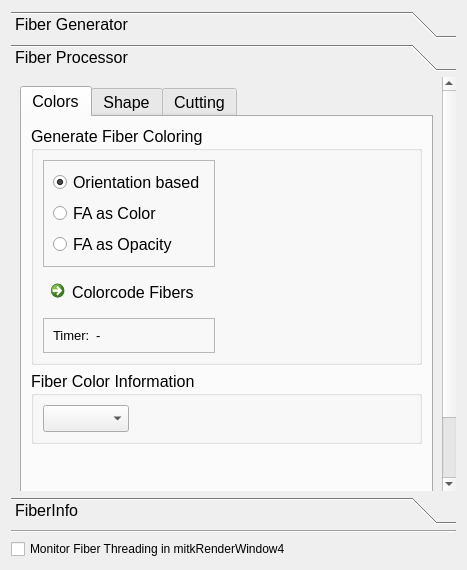
MITK/MITK, file Modules/Bundles/org.mitk.gui.qt.diffusionimaging/src/internal/QmitkFiberBundleDeveloperViewControls.ui: the form before one commit.
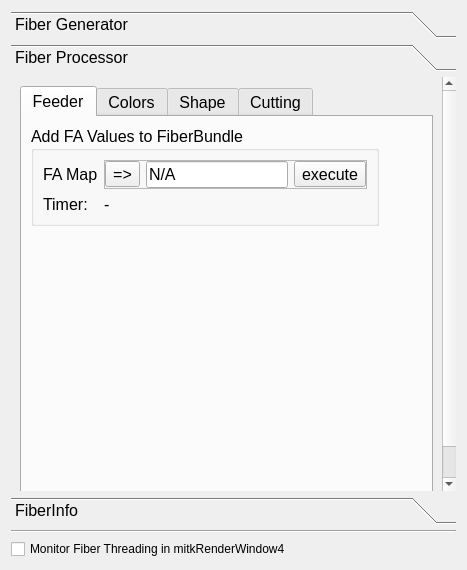
The form after the commit. The open tabs and pages were chosen to show the change. Icons and pictures are not drawn.

Commit message: calling FA mapping via gui implemented

What changed in the file:
```diff
--- a/Modules/Bundles/org.mitk.gui.qt.diffusionimaging/src/internal/QmitkFiberBundleDeveloperViewControls.ui
+++ b/Modules/Bundles/org.mitk.gui.qt.diffusionimaging/src/internal/QmitkFiberBundleDeveloperViewControls.ui
@@ -467,7 +467,7 @@
         <x>0</x>
         <y>0</y>
         <width>445</width>
-        <height>472</height>
+        <height>409</height>
        </rect>
       </property>
       <attribute name="label">
@@ -479,6 +479,108 @@
          <property name="currentIndex">
           <number>0</number>
          </property>
+         <widget class="QWidget" name="tabFeeder">
+          <attribute name="title">
+           <string>Feeder</string>
+          </attribute>
+          <layout class="QGridLayout" name="gridLayout_21">
+           <item row="1" column="0">
+            <spacer name="verticalSpacer_10">
+             <property name="orientation">
+              <enum>Qt::Vertical</enum>
+             </property>
+             <property name="sizeHint" stdset="0">
+              <size>
+               <width>20</width>
+               <height>40</height>
+              </size>
+             </property>
+            </spacer>
+           </item>
+           <item row="0" column="1">
+            <spacer name="horizontalSpacer_8">
+             <property name="orientation">
+              <enum>Qt::Horizontal</enum>
+             </property>
+             <property name="sizeHint" stdset="0">
+              <size>
+               <width>40</width>
+               <height>20</height>
+              </size>
+             </property>
+            </spacer>
+           </item>
+           <item row="0" column="0">
+            <widget class="QGroupBox" name="groupBox_14">
+             <property name="title">
+              <string>Add FA Values to FiberBundle</string>
+             </property>
+             <layout class="QFormLayout" name="formLayout_6">
+              <property name="fieldGrowthPolicy">
+               <enum>QFormLayout::FieldsStayAtSizeHint</enum>
+              </property>
+              <item row="0" column="0">
+               <widget class="QLabel" name="label_FAMap">
+                <property name="text">
+                 <string>FA Map</string>
+                </property>
+               </widget>
+              </item>
+              <item row="0" column="1">
+               <widget class="QFrame" name="frame_8">
+                <property name="frameShape">
+                 <enum>QFrame::StyledPanel</enum>
+                </property>
+                <property name="frameShadow">
+                 <enum>QFrame::Raised</enum>
+                </property>
+                <layout class="QHBoxLayout" name="horizontalLayout">
+                 <property name="margin">
+                  <number>0</number>
+                 </property>
+                 <item>
+                  <widget class="QToolButton" name="button_FAMap">
+                   <property name="text">
+                    <string>=&gt;</string>
+                   </property>
+                  </widget>
+                 </item>
+                 <item>
+                  <widget class="QLineEdit" name="lineEdit_FAMap">
+                   <property name="text">
+                    <string>N/A</string>
+                   </property>
+                  </widget>
+                 </item>
+                 <item>
+                  <widget class="QToolButton" name="button_FAMapExecute">
+                   <property name="text">
+                    <string>execute</string>
+                   </property>
+                  </widget>
+                 </item>
+                </layout>
+               </widget>
+              </item>
+              <item row="1" column="1">
+               <widget class="QLabel" name="infoTimerSetFA">
+                <property name="text">
+                 <string>-</string>
+                </property>
+               </widget>
+              </item>
+              <item row="1" column="0">
+               <widget class="QLabel" name="labelTimerSetFA">
+                <property name="text">
+                 <string>Timer:</string>
+                </property>
+               </widget>
+              </item>
+             </layout>
+            </widget>
+           </item>
+          </layout>
+         </widget>
          <widget class="QWidget" name="tabColoring">
           <attribute name="title">
            <string>Colors</string>
```
Left out of the diff: 11 changed lines with no effect on the pictures. The commit also changes 5 other files.
